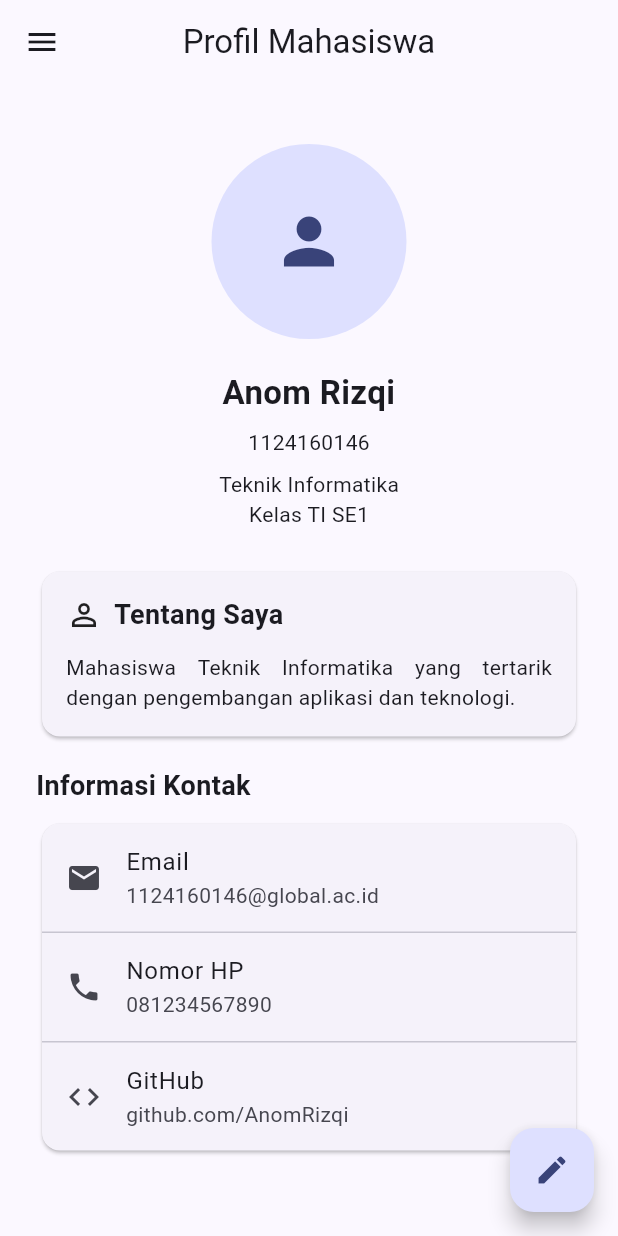
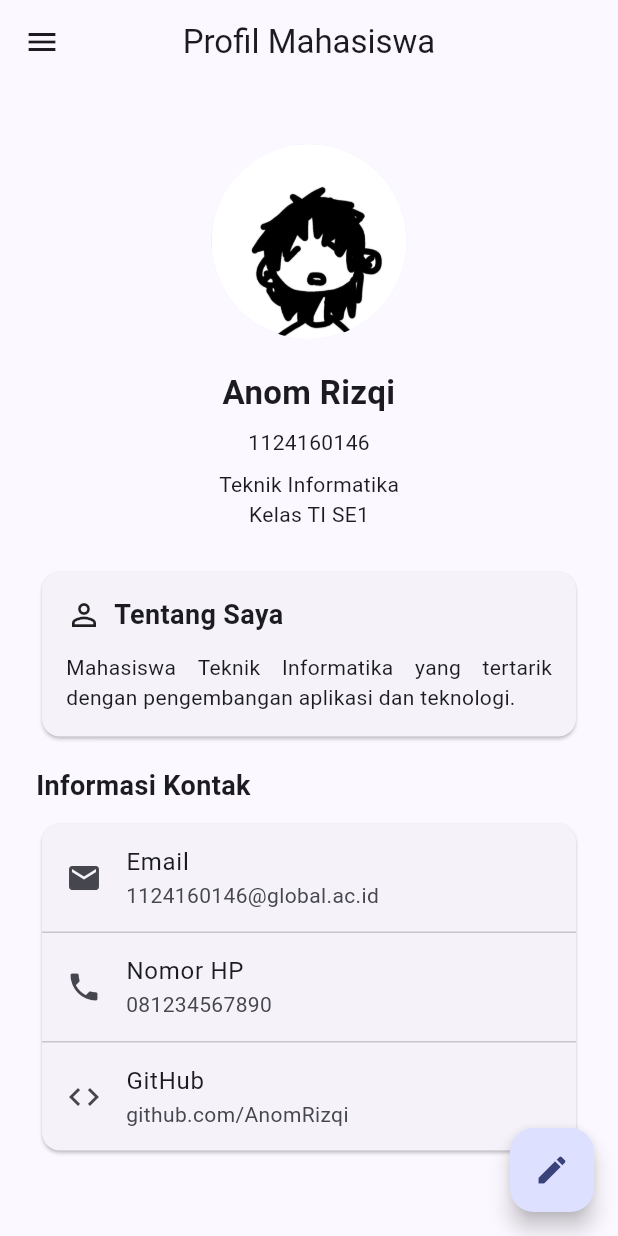
Before and after one commit to AnomRizqi/uts-pml-1124160146, a Flutter app: the screen it shows after launch, on a phone screen of 412 x 824 dp. Run offline on Flutter 3.47's test engine with Material 3 defaults, Android fonts, the phone set to English and light mode, and no system bars.

Commit message:
feat: add profile picture from assets

```diff
--- a/soal2_profil_app/lib/screens/profile_page.dart
+++ b/soal2_profil_app/lib/screens/profile_page.dart
@@ -43,10 +43,11 @@ class ProfilePage extends StatelessWidget {
                             accountName: Text(profile.nama),
                             accountEmail: Text(profile.nim),
                             currentAccountPicture: const CircleAvatar(
-                                child: Icon(Icons.person, size: 35),
+                                backgroundImage: AssetImage(
+                                    'assets/images/profile.jpg',
+                                ),
                             ),
                         ),
-
                         ListTile(
                             leading: const Icon(Icons.person),
                             title: const Text('Profil'),
@@ -113,12 +114,11 @@ class ProfilePage extends StatelessWidget {
                         const SizedBox(height: 16),
 
                         const CircleAvatar(
-                            radius: 65,
-                            child: Icon(
-                                Icons.person,
-                                size: 50,
-                            ),
-                        ),
+                          radius: 65,
+                          backgroundImage: AssetImage(
+                              'assets/images/profile.jpg',
+                          ),
+                      ),
 
                         const SizedBox(height: 20),
 
```
Also changed, not shown: soal2_profil_app/pubspec.yaml (+3 -4 lines), soal2_profil_app/assets/images/profile.jpg (added).
